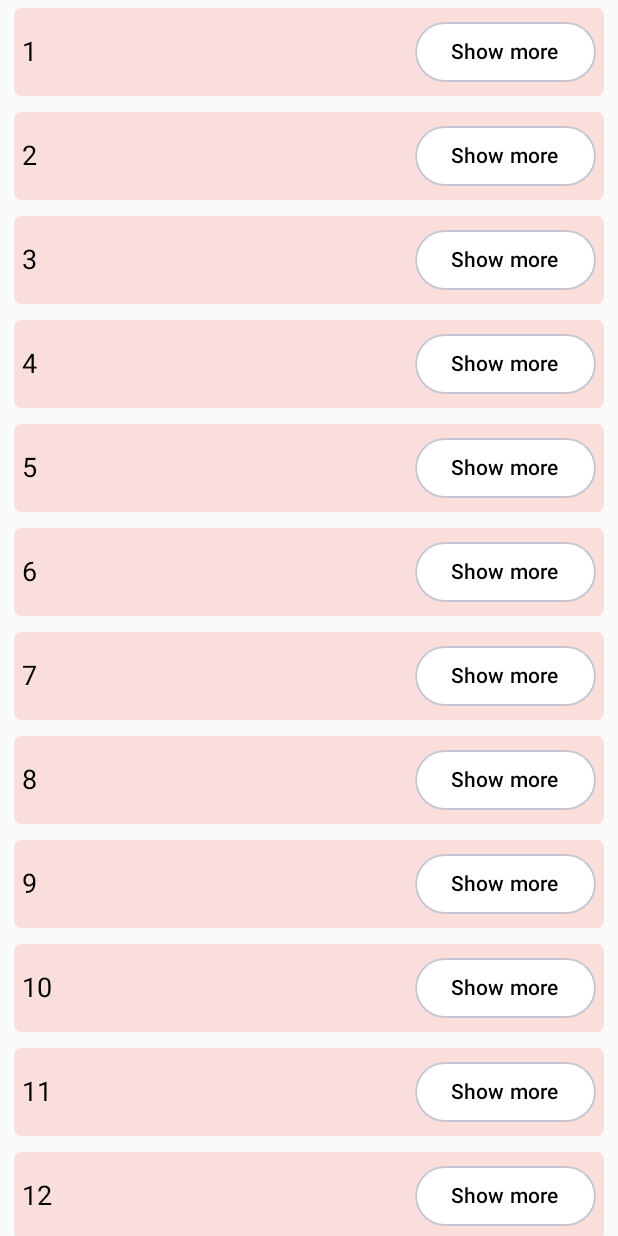
After one commit to meetpatadia9/ComposeDemo, an Android app built with Jetpack Compose: the MainActivity2 screen opened directly, with no data from a screen before it, on a phone screen of 412 x 824 dp. The commit adds this screen. Run offline under Robolectric (Android 15) with nearby library versions, the light colour scheme and no system bars.

Commit message:
DONE: -[X] Onboarding screen -[X] Expandable lazy column with animation -[X] Change in some previous UI

```diff
--- a/app/build.gradle.kts
+++ b/app/build.gradle.kts
@@ -5,7 +5,7 @@ plugins {
 
 android {
     namespace = "com.ipsmeet.composedemo"
-    compileSdk = 33
+    compileSdk = 34
 
     defaultConfig {
         applicationId = "com.ipsmeet.composedemo"
@@ -59,6 +59,9 @@ dependencies {
     implementation("androidx.compose.ui:ui-graphics")
     implementation("androidx.compose.ui:ui-tooling-preview")
     implementation("androidx.compose.material3:material3")
+    implementation("androidx.appcompat:appcompat:1.6.1")
+    implementation("com.google.android.material:material:1.10.0")
+    implementation("androidx.constraintlayout:constraintlayout:2.1.4")
     testImplementation("junit:junit:4.13.2")
     androidTestImplementation("androidx.test.ext:junit:1.1.5")
     androidTestImplementation("androidx.test.espresso:espresso-core:3.5.1")
--- a/app/src/main/AndroidManifest.xml
+++ b/app/src/main/AndroidManifest.xml
@@ -13,6 +13,9 @@
         android:theme="@style/Theme.ComposeDemo"
         tools:targetApi="31">
         <activity
+            android:name=".MainActivity2"
+            android:exported="false" />
+        <activity
             android:name=".MainActivity"
             android:exported="true"
             android:label="@string/app_name"
--- /dev/null
+++ b/app/src/main/java/com/ipsmeet/composedemo/MainActivity2.kt
@@ -0,0 +1,108 @@
+package com.ipsmeet.composedemo
+
+import android.os.Bundle
+import androidx.activity.ComponentActivity
+import androidx.activity.compose.setContent
+import androidx.compose.animation.core.animateDpAsState
+import androidx.compose.animation.core.tween
+import androidx.compose.foundation.background
+import androidx.compose.foundation.layout.Column
+import androidx.compose.foundation.layout.Row
+import androidx.compose.foundation.layout.fillMaxSize
+import androidx.compose.foundation.layout.fillMaxWidth
+import androidx.compose.foundation.layout.padding
+import androidx.compose.foundation.lazy.LazyColumn
+import androidx.compose.foundation.lazy.items
+import androidx.compose.foundation.shape.RoundedCornerShape
+import androidx.compose.material3.ButtonDefaults
+import androidx.compose.material3.MaterialTheme
+import androidx.compose.material3.OutlinedButton
+import androidx.compose.material3.Text
+import androidx.compose.runtime.Composable
+import androidx.compose.runtime.getValue
+import androidx.compose.runtime.mutableStateOf
+import androidx.compose.runtime.remember
+import androidx.compose.runtime.setValue
+import androidx.compose.ui.Alignment
+import androidx.compose.ui.Modifier
+import androidx.compose.ui.graphics.Color
+import androidx.compose.ui.tooling.preview.Preview
+import androidx.compose.ui.unit.dp
+import androidx.compose.ui.unit.sp
+
+class MainActivity2 : ComponentActivity() {
+
+    override fun onCreate(savedInstanceState: Bundle?) {
+        super.onCreate(savedInstanceState)
+        setContent {
+            ExtendableLazyList()
+        }
+    }
+}
+
+@Composable
+fun ExtendableLazyList(
+    dataList: List<String> = List(20) { "${it + 1}" }
+) {
+    LazyColumn(
+        modifier = Modifier.fillMaxSize()
+    ) {
+        items(dataList) {
+            SingleListView(i = it)
+        }
+    }
+}
+
+@Composable
+fun SingleListView(i: String) {
+    var expanded by remember { mutableStateOf(false) }
+    val bottomSpace by animateDpAsState(
+        targetValue = if (expanded) 100.dp else 0.dp,
+        animationSpec = tween(durationMillis = 1550),
+        label = "tween"
+    )
+
+    Row(
+        modifier = Modifier.padding(horizontal = 9.dp, vertical = 5.dp)
+    ) {
+        Column(
+            Modifier
+                .background(
+                    MaterialTheme.colorScheme.errorContainer,
+                    shape = RoundedCornerShape(5.dp)
+                )
+                .fillMaxWidth()
+                .padding(vertical = 5.dp, horizontal = 5.dp)
+        ) {
+            Row(
+                modifier = Modifier.padding(bottom = bottomSpace),
+                verticalAlignment = Alignment.CenterVertically,
+            ) {
+                Text(
+                    text = i, fontSize = 18.sp,
+                    modifier = Modifier.weight(1f)
+                )   // text
+                OutlinedButton(
+                    colors = ButtonDefaults.buttonColors(Color.White),
+                    onClick = {
+                        expanded = !expanded
+                    }) {
+                    Text(
+                        text =
+                        if (expanded)
+                            "Show less"
+                        else
+                            "Show more",
+                        color = Color.Black
+                    )
+                }   // outlined-button
+            }   // row with text and button
+        }   // column, the one background color
+    }   // row
+}
+
+@Preview(showBackground = true)
+@Composable
+fun PreviewExtendableLazyList() {
+    ExtendableLazyList()
+}
--- a/build.gradle.kts
+++ b/build.gradle.kts
@@ -1,5 +1,5 @@
 // Top-level build file where you can add configuration options common to all sub-projects/modules.
 plugins {
     id("com.android.application") version "8.1.2" apply false
-    id("org.jetbrains.kotlin.android") version "1.8.0" apply false
+    id("org.jetbrains.kotlin.android") version "1.8.10" apply false
 }
```
Also changed, not shown: app/src/main/java/com/ipsmeet/composedemo/MainActivity.kt (+110 -21 lines).
